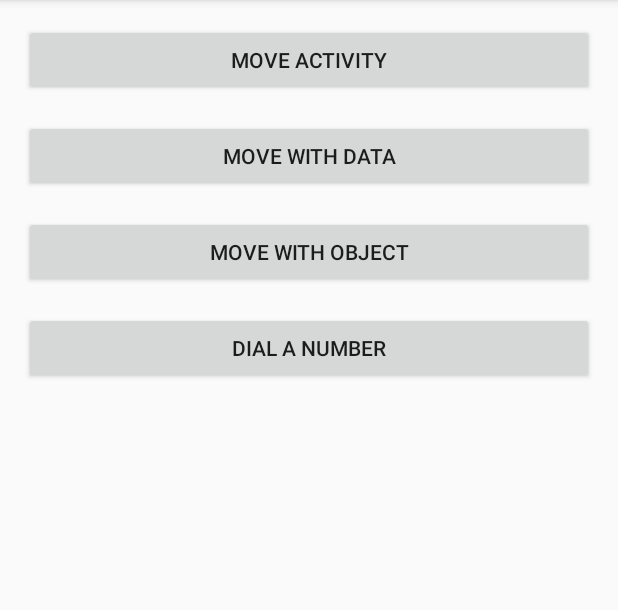
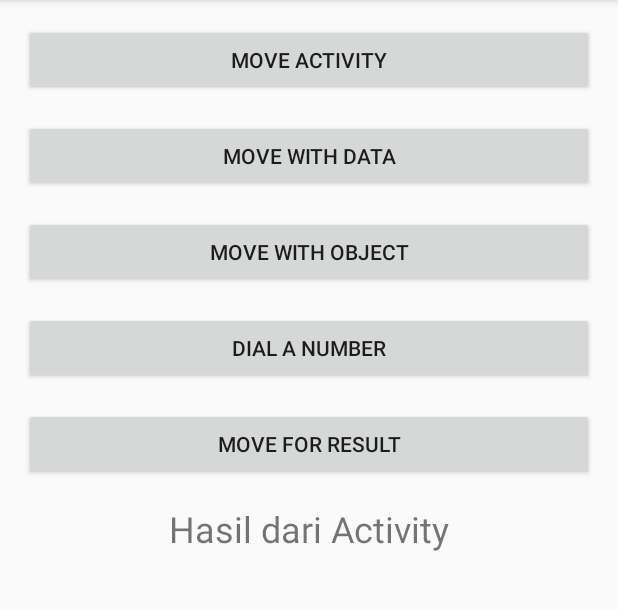
Before and after one commit to boyranger/Android-Develover-SingleFighter, an Android app: the screen it shows after launch (MainActivity), on a phone screen of 412 x 824 dp, the part 84-694 px from its top. Run offline under Robolectric (Android 15) with nearby library versions, the phone set to English and light mode, and no system bars.

Commit message:
intent with result
Intent Final codeLabs

```diff
--- a/BFAA/MeIntent/app/src/main/AndroidManifest.xml
+++ b/BFAA/MeIntent/app/src/main/AndroidManifest.xml
@@ -9,7 +9,8 @@
         android:roundIcon="@mipmap/ic_launcher_round"
         android:supportsRtl="true"
         android:theme="@style/AppTheme">
-        <activity android:name=".MoveWithObject"></activity>
+        <activity android:name=".MoveForResultActivity"></activity>
+        <activity android:name=".MoveWithObject" />
         <activity android:name=".MoveWithData" />
         <activity android:name=".MoveActivity" />
         <activity android:name=".MainActivity">
--- a/BFAA/MeIntent/app/src/main/java/com/firdausdev/singlefighter/bfaa/meintent/MainActivity.java
+++ b/BFAA/MeIntent/app/src/main/java/com/firdausdev/singlefighter/bfaa/meintent/MainActivity.java
@@ -1,5 +1,6 @@
 package com.firdausdev.singlefighter.bfaa.meintent;
 
+import androidx.annotation.Nullable;
 import androidx.appcompat.app.AppCompatActivity;
 
 import android.content.Intent;
@@ -7,8 +8,12 @@ import android.net.Uri;
 import android.os.Bundle;
 import android.view.View;
 import android.widget.Button;
+import android.widget.TextView;
 
 public class MainActivity extends AppCompatActivity implements View.OnClickListener {
+
+    TextView tvResult;
+    private int REQUEST_CODE = 110;
 
     @Override
     protected void onCreate(Bundle savedInstanceState) {
@@ -38,6 +43,13 @@ public class MainActivity extends AppCompatActivity implements View.OnClickListe
         //Inten Implicit
         Button btnDialPhone = findViewById(R.id.btn_dial_number);
         btnDialPhone.setOnClickListener(this);
+        //=========================================================================================
+        //Intent ResultActivity
+        Button btnMoveForResult = findViewById(R.id.btn_move_for_result);
+        btnMoveForResult.setOnClickListener(this);
+
+        tvResult=findViewById(R.id.tv_result);
+
     }
 
     @Override
@@ -51,7 +63,7 @@ public class MainActivity extends AppCompatActivity implements View.OnClickListe
                 https://medium.com/swlh/context-and-memory-leaks-in-android-82a39ed33002
                 constructor Inten
                 */
-                Intent moveIntent = new Intent(MainActivity.this, MainActivity.class);
+                Intent moveIntent = new Intent(MainActivity.this, MoveActivity.class);
                 startActivity(moveIntent);
                 //menjalankan activity tanpa membawa data Object [moveInten]
                 //startActivities(moveIntent);
@@ -93,6 +105,22 @@ public class MainActivity extends AppCompatActivity implements View.OnClickListe
                 Intent dialPhoneIntent = new Intent(Intent.ACTION_DIAL, Uri.parse("tel:"+phoneNumber));
                 startActivity(dialPhoneIntent);
                 break;
+            case R.id.btn_move_for_result:
+                Intent moveForResultIntent = new Intent(MainActivity.this, MoveForResultActivity.class);
+                startActivityForResult(moveForResultIntent, REQUEST_CODE);
+                break;
+        }
+    }
+
+    @Override
+    protected void onActivityResult(int requestCode, int resultCode, Intent data) {
+        super.onActivityResult(requestCode, resultCode, data);
+
+        if (requestCode==REQUEST_CODE){
+            if (requestCode==MoveForResultActivity.RESULT_CODE){
+                int selectedValue = data.getIntExtra(MoveForResultActivity.EXTRA_SELECTED_VALUE,0);
+                tvResult.setText(String.format("Hasil : %s", selectedValue));
+            }
         }
     }
 }
--- a/BFAA/MeIntent/app/src/main/res/layout/activity_main.xml
+++ b/BFAA/MeIntent/app/src/main/res/layout/activity_main.xml
@@ -35,4 +35,18 @@
       android:layout_width="match_parent"
       android:layout_height="wrap_content"/>
 
+
+    <Button
+        android:id="@+id/btn_move_for_result"
+        android:layout_marginBottom="16dp"
+        android:text="@string/move_with_result"
+        android:layout_width="match_parent"
+        android:layout_height="wrap_content"/>
+  <TextView
+      android:id="@+id/tv_result"
+      android:gravity="center"
+      android:text="@string/hasil_dari_activity"
+      android:textSize="24sp"
+      android:layout_width="match_parent"
+      android:layout_height="wrap_content"/>
 </LinearLayout>
--- a/BFAA/MeIntent/app/src/main/res/values/strings.xml
+++ b/BFAA/MeIntent/app/src/main/res/values/strings.xml
@@ -14,5 +14,6 @@
     <string name="data_received">Data Diterima</string>
     <string name="object_received">Obyek diterima</string>
     <string name="this_is_moveactivity">Ini MoveActivity</string>
+    <string name="hasil_dari_activity">Hasil dari Activity</string>
 
 </resources>
```
Also changed, not shown: BFAA/MeIntent/app/src/main/java/com/firdausdev/singlefighter/bfaa/meintent/MoveForResultActivity.java (added, +55 -0 lines), BFAA/MeIntent/app/src/main/res/layout/activity_move_for_result.xml (added, +50 -0 lines).
